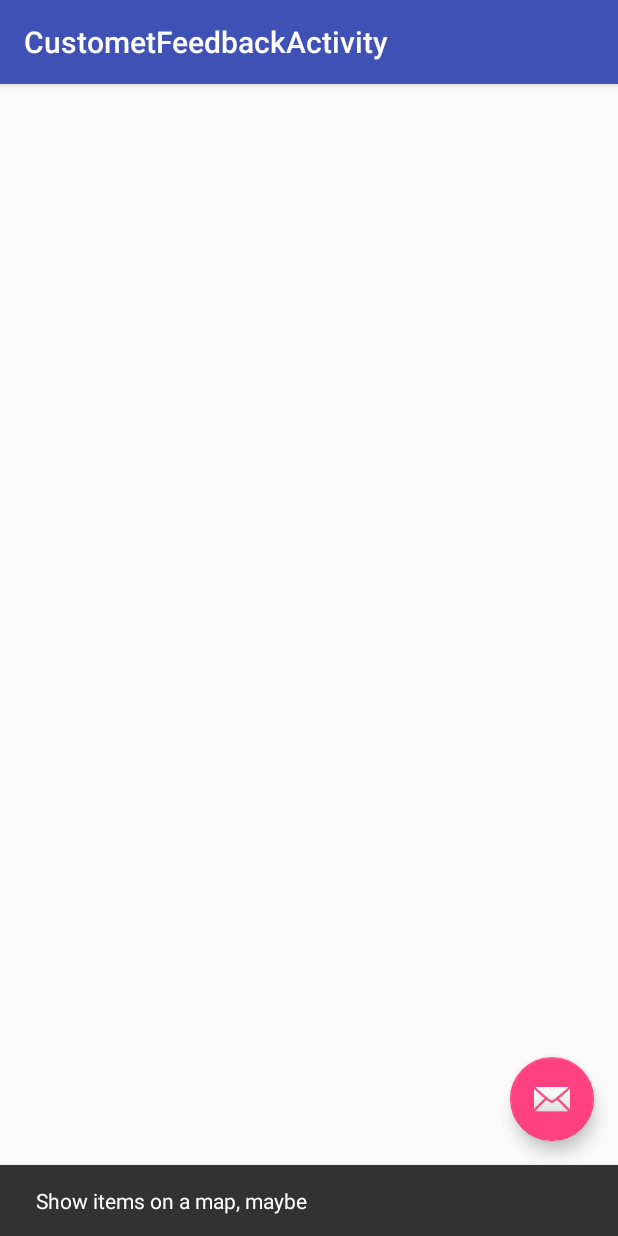
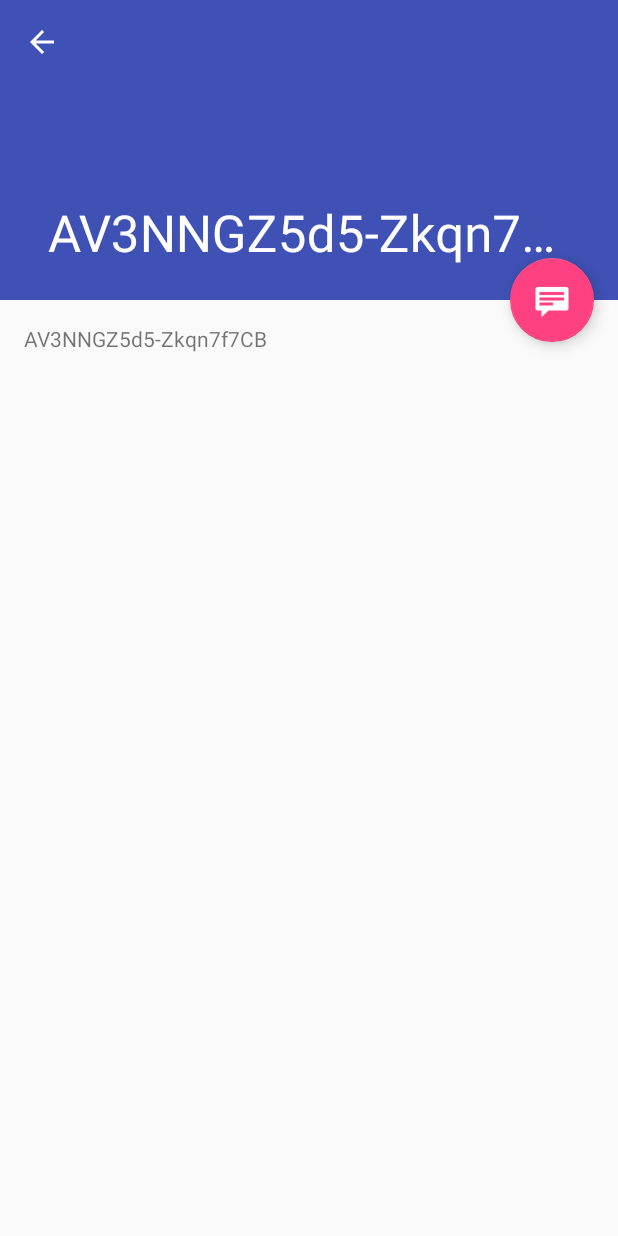
Before and after one commit to dcostinett/ProvidenceHackathon, an Android app: the FeedbackItemListActivity screen opened directly, with no data from a screen before it, after a tap on an icon or button, on a phone screen of 412 x 824 dp. Run offline under Robolectric (Android 15) with nearby library versions, the phone set to English and light mode, and no system bars; our stand-ins replace ButterKnife; libraries missing offline, so code that uses them is left out: retrofit2.adapter.rxjava, rx.android.schedulers, rx.schedulers; pictures from the network do not load; 1 statement that could not run was skipped.

```diff
--- a/app/src/main/AndroidManifest.xml
+++ b/app/src/main/AndroidManifest.xml
@@ -5,6 +5,7 @@
     <uses-permission android:name="android.permission.ACCESS_FINE_LOCATION" />
     <uses-permission android:name="android.permission.CAMERA" />
     <uses-permission android:name="android.permission.RECORD_AUDIO" />
+    <uses-permission android:name="android.permission.WRITE_EXTERNAL_STORAGE" />
 
     <application
         android:name=".FeedbackApplication"
--- a/app/src/main/java/org/providence/hackathon/hackathon/FeedbackItemDetailActivity.java
+++ b/app/src/main/java/org/providence/hackathon/hackathon/FeedbackItemDetailActivity.java
@@ -6,7 +6,6 @@ import android.support.design.widget.FloatingActionButton;
 import android.support.design.widget.Snackbar;
 import android.support.v7.widget.Toolbar;
 import android.view.View;
-import android.support.v7.app.AppCompatActivity;
 import android.support.v7.app.ActionBar;
 import android.view.MenuItem;
 
@@ -53,8 +52,10 @@ public class FeedbackItemDetailActivity extends BaseActivity {
             // Create the detail fragment and add it to the activity
             // using a fragment transaction.
             Bundle arguments = new Bundle();
-            arguments.putString(FeedbackItemDetailFragment.ARG_ITEM_ID,
-                    getIntent().getStringExtra(FeedbackItemDetailFragment.ARG_ITEM_ID));
+            arguments.putString(FeedbackItemDetailFragment.ARG_ITEM_OBJECT_KEY,
+                    getIntent().getStringExtra(FeedbackItemDetailFragment.ARG_ITEM_OBJECT_KEY));
+            arguments.putString(FeedbackItemDetailFragment.ARG_ITEM_TYPE,
+                    getIntent().getStringExtra(FeedbackItemDetailFragment.ARG_ITEM_TYPE));
             FeedbackItemDetailFragment fragment = new FeedbackItemDetailFragment();
             fragment.setArguments(arguments);
             getSupportFragmentManager().beginTransaction()
--- a/app/src/main/java/org/providence/hackathon/hackathon/FeedbackItemDetailFragment.java
+++ b/app/src/main/java/org/providence/hackathon/hackathon/FeedbackItemDetailFragment.java
@@ -1,16 +1,24 @@
 package org.providence.hackathon.hackathon;
 
 import android.app.Activity;
+import android.content.Context;
+import android.net.Uri;
+import android.os.Bundle;
+import android.support.annotation.Nullable;
 import android.support.design.widget.CollapsingToolbarLayout;
-import android.os.Bundle;
 import android.support.v4.app.Fragment;
+import android.support.v7.widget.AppCompatImageView;
 import android.view.LayoutInflater;
 import android.view.View;
 import android.view.ViewGroup;
 import android.widget.TextView;
 
+import com.bumptech.glide.Glide;
+
 import org.providence.hackathon.hackathon.model.FeedbackItem;
 
+import butterknife.BindView;
+import butterknife.ButterKnife;
 
 /**
  * A fragment representing a single FeedbackItem detail screen.
@@ -23,12 +31,11 @@ public class FeedbackItemDetailFragment extends Fragment {
      * The fragment argument representing the item ID that this fragment
      * represents.
      */
-    public static final String ARG_ITEM_ID = "item_id";
-
-    /**
-     * The dummy content this fragment is presenting.
-     */
-    private FeedbackItem mItem;
+    public static final String ARG_ITEM_OBJECT_KEY = "item_id";
+    public static final String ARG_ITEM_TYPE = "item_type";
+    public static final String EXTRA_FEEDBACK_RESULT = "objectDetailsResult";
+    public static final String EXTRA_FEEDBACK_OBJECT = "objectDetails";
+    public static final String DETAILS_RETRIEVED_ACTION = "objectDetailsRetrieved";
 
     /**
      * Mandatory empty constructor for the fragment manager to instantiate the
@@ -37,20 +44,34 @@ public class FeedbackItemDetailFragment extends Fragment {
     public FeedbackItemDetailFragment() {
     }
 
+    @BindView(R.id.feedbackImage)
+    AppCompatImageView feedbackImage;
+
     @Override
     public void onCreate(Bundle savedInstanceState) {
         super.onCreate(savedInstanceState);
+    }
 
-        if (getArguments().containsKey(ARG_ITEM_ID)) {
-            // TODO call the details endpoint with the ARG_ITM_ID (objectKey) and show that object
-            mItem = new FeedbackItem(getArguments().getString(ARG_ITEM_ID));
+    @Override
+    public void onViewCreated(View view, @Nullable Bundle savedInstanceState) {
+        super.onViewCreated(view, savedInstanceState);
 
-            Activity activity = this.getActivity();
-            CollapsingToolbarLayout appBarLayout = (CollapsingToolbarLayout) activity.findViewById(R.id.toolbar_layout);
-            if (appBarLayout != null) {
-                appBarLayout.setTitle(mItem.getContent().getObjectKey());
-            }
-        }
+
+    }
+
+    @Override
+    public void onAttach(Context context) {
+        super.onAttach(context);
+    }
+
+    @Override
+    public void onResume() {
+        super.onResume();
+    }
+
+    @Override
+    public void onPause() {
+        super.onPause();
     }
 
     @Override
@@ -58,8 +79,30 @@ public class FeedbackItemDetailFragment extends Fragment {
                              Bundle savedInstanceState) {
         View rootView = inflater.inflate(R.layout.feedbackitem_detail, container, false);
 
-        if (mItem != null) {
-            ((TextView) rootView.findViewById(R.id.feedbackitem_detail)).setText(mItem.getContent().getObjectKey());
+        ButterKnife.bind(this, rootView);
+
+        if (getArguments().containsKey(ARG_ITEM_OBJECT_KEY)) {
+            // TODO call the details endpoint with the ARG_ITM_ID (objectKey) and show that object
+            String type = getArguments().getString(ARG_ITEM_TYPE);
+            String path = getArguments().getString(ARG_ITEM_OBJECT_KEY);
+            switch (type) {
+                case "images":
+                    feedbackImage.setVisibility(View.VISIBLE);
+                    Glide.with(getActivity()).load(Uri.parse(
+                            NetworkService.BASE_URL + path)).into(feedbackImage);
+
+                    break;
+            }
+
+            Activity activity = this.getActivity();
+            CollapsingToolbarLayout appBarLayout = (CollapsingToolbarLayout) activity.findViewById(R.id.toolbar_layout);
+            if (appBarLayout != null) {
+                appBarLayout.setTitle(path);
+            }
+
+            if (path != null) {
+                ((TextView) rootView.findViewById(R.id.feedbackitem_detail)).setText(path);
+            }
         }
 
         return rootView;
--- a/app/src/main/java/org/providence/hackathon/hackathon/FeedbackItemListActivity.java
+++ b/app/src/main/java/org/providence/hackathon/hackathon/FeedbackItemListActivity.java
@@ -4,12 +4,10 @@ import android.app.Activity;
 import android.content.BroadcastReceiver;
 import android.content.Context;
 import android.content.Intent;
+import android.content.IntentFilter;
 import android.os.Bundle;
-import android.speech.tts.TextToSpeech;
 import android.support.annotation.NonNull;
-import android.support.v7.app.AppCompatActivity;
 import android.support.v7.widget.AppCompatImageView;
-import android.support.v7.widget.AppCompatTextView;
 import android.support.v7.widget.RecyclerView;
 import android.support.v7.widget.Toolbar;
 import android.support.design.widget.FloatingActionButton;
@@ -24,9 +22,6 @@ import org.providence.hackathon.hackathon.model.SearchCriteria;
 
 import java.util.ArrayList;
 import java.util.List;
-
-import butterknife.BindView;
-import butterknife.ButterKnife;
 
 /**
  * An activity representing a list of FeedbackItems. This activity
@@ -60,6 +55,7 @@ public class FeedbackItemListActivity extends BaseActivity {
             public void onClick(View view) {
                 Snackbar.make(view, "Show items on a map, maybe", Snackbar.LENGTH_LONG)
                         .setAction("Action", null).show();
+                showDetails(FeedbackItemListActivity.this, "AV3NNGZ5d5-Zkqn7f7CB", "images");
             }
         });
 
@@ -72,11 +68,13 @@ public class FeedbackItemListActivity extends BaseActivity {
     protected void onResume() {
         super.onResume();
 
+        registerReceiver(listRetrievedReceiver, new IntentFilter(FEEDBACK_LIST_RETRIEVED_ACTION));
         service.getFeedbackItems(this, new SearchCriteria());
     }
 
     @Override
     protected void onPause() {
+        unregisterReceiver(listRetrievedReceiver);
         super.onPause();
     }
 
@@ -92,6 +90,14 @@ public class FeedbackItemListActivity extends BaseActivity {
 
     public static Intent buildIntent(Context context) {
         return new Intent(context, FeedbackItemListActivity.class);
+    }
+
+    private void showDetails(Context context, final String key, final String type) {
+        Intent intent = new Intent(context, FeedbackItemDetailActivity.class);
+        intent.putExtra(FeedbackItemDetailFragment.ARG_ITEM_OBJECT_KEY, key);
+        intent.putExtra(FeedbackItemDetailFragment.ARG_ITEM_TYPE, type);
+
+        context.startActivity(intent);
     }
 
     public class SimpleItemRecyclerViewAdapter
@@ -120,11 +126,7 @@ public class FeedbackItemListActivity extends BaseActivity {
             holder.mView.setOnClickListener(new View.OnClickListener() {
                 @Override
                 public void onClick(View v) {
-                    Context context = v.getContext();
-                    Intent intent = new Intent(context, FeedbackItemDetailActivity.class);
-                    intent.putExtra(FeedbackItemDetailFragment.ARG_ITEM_ID, holder.mItem.getId());
-
-                    context.startActivity(intent);
+                    showDetails(v.getContext(), holder.mItem.getContent().getObjectKey(), holder.mItem.getType());
                 }
             });
         }
--- a/app/src/main/java/org/providence/hackathon/hackathon/NetworkService.java
+++ b/app/src/main/java/org/providence/hackathon/hackathon/NetworkService.java
@@ -5,17 +5,22 @@ import android.content.Intent;
 import android.os.Parcelable;
 import android.util.Log;
 
+import com.google.android.gms.common.annotation.KeepForSdkWithFieldsAndMethods;
+
 import org.providence.hackathon.hackathon.model.ApiResponse;
 import org.providence.hackathon.hackathon.model.AudioFeedback;
 import org.providence.hackathon.hackathon.model.FeedbackItem;
+import org.providence.hackathon.hackathon.model.Hits;
 import org.providence.hackathon.hackathon.model.ImageFeedback;
 import org.providence.hackathon.hackathon.model.SearchCriteria;
+import org.providence.hackathon.hackathon.model.SearchResponse;
 import org.providence.hackathon.hackathon.model.TextFeedback;
 
 import java.io.File;
 import java.io.IOException;
 import java.io.LineNumberInputStream;
 import java.util.ArrayList;
+import java.util.Date;
 import java.util.List;
 
 import okhttp3.Interceptor;
@@ -29,13 +34,19 @@ import retrofit2.adapter.rxjava.RxJavaCallAdapterFactory;
 import retrofit2.converter.gson.GsonConverterFactory;
 import retrofit2.http.Body;
 import retrofit2.http.GET;
+import retrofit2.http.Header;
+import retrofit2.http.Headers;
 import retrofit2.http.Multipart;
 import retrofit2.http.POST;
+import retrofit2.http.PUT;
 import retrofit2.http.Part;
+import retrofit2.http.Path;
 import rx.Observable;
 import rx.Subscriber;
 import rx.android.schedulers.AndroidSchedulers;
 import rx.schedulers.Schedulers;
+
+import static org.providence.hackathon.hackathon.FeedbackItemDetailFragment.EXTRA_FEEDBACK_OBJECT;
 
 /**
  *
@@ -43,9 +54,12 @@ import rx.schedulers.Schedulers;
 
 public class NetworkService {
     private static final String TAG = NetworkService.class.getSimpleName();
-    private static final String BASE_URL = "https://zvmyujgt49.execute-api.us-west-2.amazonaws.com";
+    public static final String BASE_URL = "https://zvmyujgt49.execute-api.us-west-2.amazonaws.com/";
+    public static final String BASE_SEARCH_URL =
+            "https://search-floop-object-index-hjvdwrieeinfqs7qztompbegcq.us-west-2.es.amazonaws.com/";
 
     private CustomerFeedbackClient mClient;
+    private ElasticSearch searchClient;
 
     private OkHttpClient okHttpClient = new OkHttpClient().newBuilder().addInterceptor(new Interceptor() {
         @Override
@@ -66,30 +80,48 @@ public class NetworkService {
                 .addConverterFactory(GsonConverterFactory.create())
                 .addCallAdapterFactory(RxJavaCallAdapterFactory.create());
         Retrofit retrofit = builder.build();
+
         mClient = retrofit.create(CustomerFeedbackClient.class);
+
+        Retrofit.Builder searchBuilder = new Retrofit.Builder()
+                .baseUrl(BASE_SEARCH_URL)
+                .addConverterFactory(GsonConverterFactory.create())
+                .addCallAdapterFactory(RxJavaCallAdapterFactory.create());
+        Retrofit search = searchBuilder.build();
+
+        searchClient = search.create(ElasticSearch.class);
+    }
+
+    public interface ElasticSearch {
+        @Headers("Content-Type: application/json")
+        @POST("/metadata-store/_search")
+        Observable<Response<SearchResponse>> getFeedbackItems(@Body SearchCriteria search);
     }
 
     public interface CustomerFeedbackClient {
-        @POST("/test/text")
-        Observable<Response<ApiResponse>> sendTextFeedback(@Body TextFeedback feedback);
+        @PUT("/test/text/{id}")
+        Observable<Response<ApiResponse>> sendTextFeedback(@Path("id") String name, @Body TextFeedback feedback);
 
         @Multipart
-        @POST("/test/photo")
-        Observable<Response<ApiResponse>> sendImageFeedback(@Part MultipartBody.Part image, @Part("name") RequestBody name);
+        @PUT("/test/photo/{id}")
+        Observable<Response<ApiResponse>> sendImageFeedback(@Path("id") String fileName, @Part MultipartBody.Part image, @Part("name") RequestBody name);
 
         @Multipart
-        @POST("/test/voice")
-        Observable<Response<ApiResponse>> sendAudioFeedback(@Part MultipartBody.Part audio, @Part("name") RequestBody name);
+        @PUT("/test/voice/{id}")
+        Observable<Response<ApiResponse>> sendAudioFeedback(@Path("id") String fileName, @Part MultipartBody.Part audio, @Part("name") RequestBody name);
 
-        @POST("/metadata-store/_search")
-        Observable<Response<List<FeedbackItem>>> getFeedbackItems(@Body SearchCriteria search);
+        @GET("/test/voice/{id}")
+        Observable<Response<FeedbackItem>> getAudioDetail(@Path("id") String objectKey);
+
+        @GET("/test/text/{id}")
+        Observable<Response<FeedbackItem>> getTextDetail(@Path("id") String objectKey);
     }
 
     public void getFeedbackItems(final Context context, SearchCriteria search) {
-        mClient.getFeedbackItems(search)
+        searchClient.getFeedbackItems(search)
                 .subscribeOn(Schedulers.io())
                 .observeOn(AndroidSchedulers.mainThread())
-                .subscribe(new Subscriber<Response<List<FeedbackItem>>>() {
+                .subscribe(new Subscriber<Response<SearchResponse>>() {
                     @Override
                     public void onCompleted() {
                         Log.d(TAG, "getFeedbackItems onComplete");
@@ -101,12 +133,12 @@ public class NetworkService {
                     }
 
                     @Override
-                    public void onNext(Response<List<FeedbackItem>> listResponse) {
+                    public void onNext(Response<SearchResponse> listResponse) {
                         Intent intent = new Intent();
                         intent.setAction(FeedbackItemListActivity.FEEDBACK_LIST_RETRIEVED_ACTION);
                         if (listResponse.body() != null) {
                             intent.putParcelableArrayListExtra(FeedbackItemListActivity.LIST_KEY,
-                                    new ArrayList<Parcelable>(listResponse.body()));
+                                    new ArrayList<Parcelable>(listResponse.body().hits.hits));
                         }
                         context.sendBroadcast(intent);
                     }
@@ -114,7 +146,8 @@ public class NetworkService {
     }
 
     public void postTextFeedback(final Context context, final TextFeedback feedback) {
-        mClient.sendTextFeedback(feedback)
+        String timestamp = String.valueOf(new Date().getTime()) + ".txt";
+        mClient.sendTextFeedback(timestamp, feedback)
                 .subscribeOn(Schedulers.io())
                 .observeOn(AndroidSchedulers.mainThread())
                 .subscribe(new rx.Subscriber<retrofit2.Response>() {
@@ -129,7 +162,7 @@ public class NetworkService {
 
                     @Override
                     public void onError(Throwable e) {
-                        Log.d(TAG, "postTextFeedback onError");
+                        Log.d(TAG, "postTextFeedback onError: " + e.getMessage());
                     }
 
                     @Override
@@ -140,7 +173,8 @@ public class NetworkService {
     }
 
     public void postAudioFeedback(final Context context, final AudioFeedback feedback) {
-        mClient.sendAudioFeedback(feedback.audio, feedback.name)
+        String timestamp = String.valueOf(new Date().getTime()) + ".mp3";
+        mClient.sendAudioFeedback(timestamp, feedback.audio, feedback.name)
                 .subscribeOn(Schedulers.io())
                 .observeOn(AndroidSchedulers.mainThread())
                 .subscribe(new rx.Subscriber<Response<ApiResponse>>() {
@@ -154,7 +188,7 @@ public class NetworkService {
 
                    @Override
                    public void onError(Throwable e) {
-                       Log.d(TAG, "Error posting audio");
+                       Log.d(TAG, "Error posting audio: " + e.getMessage());
                    }
 
                    @Override
@@ -165,7 +199,8 @@ public class NetworkService {
     }
 
     public void postImageFeedback(final Context context, final ImageFeedback feedback) {
-        mClient.sendImageFeedback(feedback.image, feedback.name)
+        String timestamp = String.valueOf(new Date().getTime()) + ".jpg";
+        mClient.sendImageFeedback(timestamp, feedback.image, feedback.name)
                 .subscribeOn(Schedulers.io())
                 .observeOn(AndroidSchedulers.mainThread())
                 .subscribe(new Subscriber<Response<ApiResponse>>() {
@@ -179,7 +214,7 @@ public class NetworkService {
 
                     @Override
                     public void onError(Throwable e) {
-                        Log.d(TAG, "Error posting image");
+                        Log.d(TAG, "Error posting image: " + e.getMessage());
                     }
 
                     @Override
--- a/app/src/main/java/org/providence/hackathon/hackathon/model/FeedbackItem.java
+++ b/app/src/main/java/org/providence/hackathon/hackathon/model/FeedbackItem.java
@@ -29,6 +29,7 @@ public class FeedbackItem implements Parcelable {
 
     public FeedbackItem(String _id) {
         this._id = _id;
+        _source = new FeedbackSource("test/photo/grumpy_cat.jpg");
     }
 
     protected FeedbackItem(Parcel in) {
--- a/app/src/main/java/org/providence/hackathon/hackathon/model/SearchCriteria.java
+++ b/app/src/main/java/org/providence/hackathon/hackathon/model/SearchCriteria.java
@@ -1,5 +1,6 @@
 package org.providence.hackathon.hackathon.model;
 
+import java.util.ArrayList;
 import java.util.List;
 import java.util.SortedMap;
 
@@ -9,5 +10,9 @@ import java.util.SortedMap;
 
 public class SearchCriteria {
     public int size = 20;
-    public List<Sort> sort;
+    public List<Sort> sort = new ArrayList<>();
+
+    public SearchCriteria() {
+        sort.add(new Sort());
+    }
 }
--- a/app/src/main/java/org/providence/hackathon/hackathon/model/Sort.java
+++ b/app/src/main/java/org/providence/hackathon/hackathon/model/Sort.java
@@ -6,4 +6,8 @@ package org.providence.hackathon.hackathon.model;
 
 public class Sort {
     public CreatedDate createdDate;
+
+    public Sort() {
+        createdDate = new CreatedDate();
+    }
 }
--- a/app/src/main/res/layout/feedbackitem_detail.xml
+++ b/app/src/main/res/layout/feedbackitem_detail.xml
@@ -1,9 +1,20 @@
-<TextView xmlns:android="http://schemas.android.com/apk/res/android"
+<RelativeLayout xmlns:android="http://schemas.android.com/apk/res/android"
     xmlns:tools="http://schemas.android.com/tools"
+    style="?android:attr/textAppearanceLarge"
+    android:layout_height="match_parent"
+    android:layout_width="match_parent" >
+
+<TextView
     android:id="@+id/feedbackitem_detail"
-    style="?android:attr/textAppearanceLarge"
     android:layout_width="match_parent"
     android:layout_height="match_parent"
     android:padding="16dp"
     android:textIsSelectable="true"
     tools:context="org.providence.hackathon.hackathon.FeedbackItemDetailFragment" />
+
+    <android.support.v7.widget.AppCompatImageView
+        android:id="@+id/feedbackImage"
+        android:layout_width="wrap_content"
+        android:layout_height="wrap_content"
+        android:visibility="invisible" />
+</RelativeLayout>
--- a/app/src/main/res/layout/feedbackitem_list.xml
+++ b/app/src/main/res/layout/feedbackitem_list.xml
@@ -1,5 +1,6 @@
 <?xml version="1.0" encoding="utf-8"?>
-<android.support.v7.widget.RecyclerView xmlns:android="http://schemas.android.com/apk/res/android"
+<android.support.v7.widget.RecyclerView
+    xmlns:android="http://schemas.android.com/apk/res/android"
     xmlns:app="http://schemas.android.com/apk/res-auto"
     xmlns:tools="http://schemas.android.com/tools"
     android:id="@+id/feedbackitem_list"
```
Also changed, not shown: app/src/main/java/org/providence/hackathon/hackathon/CustomerFeedbackActivity.java (+26 -7 lines), app/src/main/java/org/providence/hackathon/hackathon/model/FeedbackSource.java (+7 -0 lines), app/src/main/java/org/providence/hackathon/hackathon/model/SearchResponse.java (added, +9 -0 lines).
